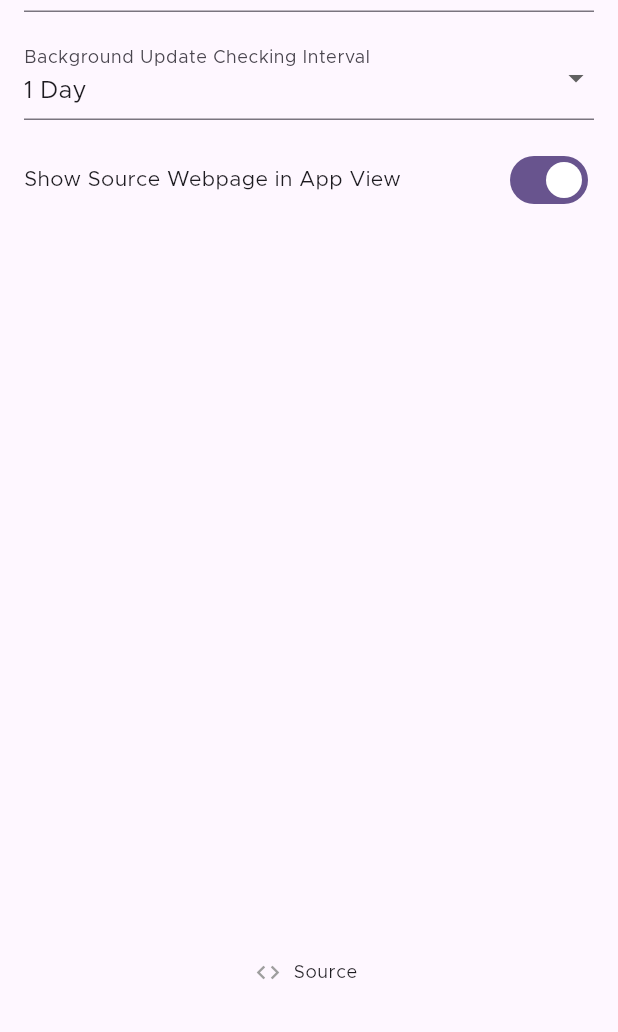
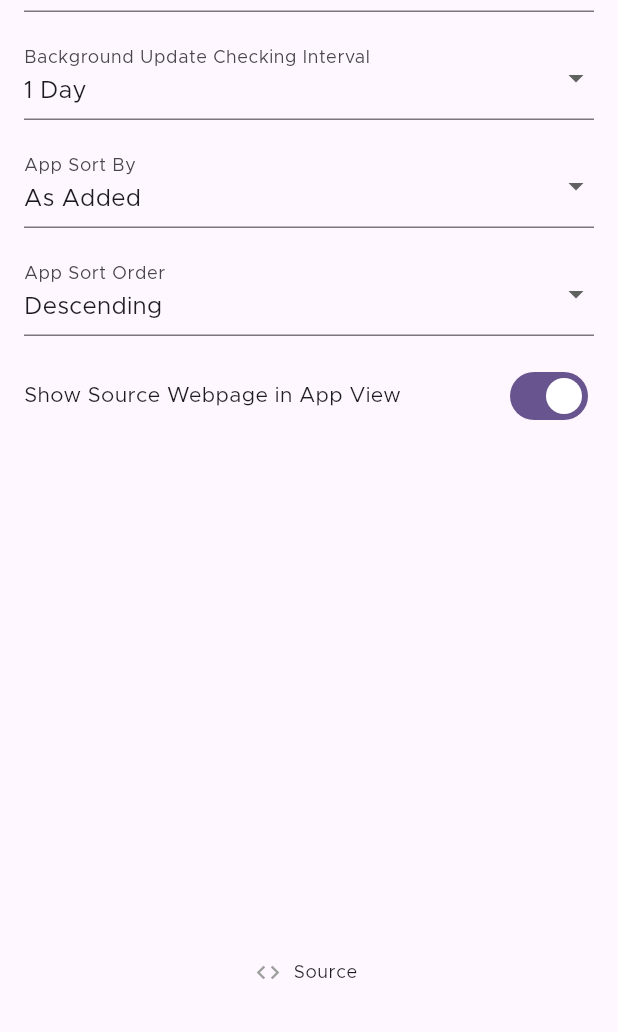
Before and after one commit to ImranR98/Obtainium, a Flutter app: the SettingsPage widget shown alone on an empty page, opened directly, on a phone screen of 412 x 824 dp, the part 204-1236 px from its top. Run offline on Flutter 3.47's test engine with Material 2 defaults, Android fonts, the phone set to English and light mode, and no system bars; drawn by our look-alikes of dynamic_color; our stand-ins replace device_info_plus, flutter_local_notifications, fluttertoast, permission_handler, shared_preferences, webview_flutter; missing offline and left inert: flutter_fgbg, install_plugin_v2, workmanager; accounts and stored records are empty; statements that could not run were skipped.

Commit message:
Added App sorting

```diff
--- a/lib/pages/settings.dart
+++ b/lib/pages/settings.dart
@@ -112,6 +112,54 @@ class _SettingsPageState extends State<SettingsPage> {
                   const SizedBox(
                     height: 16,
                   ),
+                  DropdownButtonFormField(
+                      decoration:
+                          const InputDecoration(labelText: 'App Sort By'),
+                      value: settingsProvider.sortColumn,
+                      items: const [
+                        DropdownMenuItem(
+                          value: SortColumnSettings.authorName,
+                          child: Text('Author/Name'),
+                        ),
+                        DropdownMenuItem(
+                          value: SortColumnSettings.nameAuthor,
+                          child: Text('Name/Author'),
+                        ),
+                        DropdownMenuItem(
+                          value: SortColumnSettings.added,
+                          child: Text('As Added'),
+                        )
+                      ],
+                      onChanged: (value) {
+                        if (value != null) {
+                          settingsProvider.sortColumn = value;
+                        }
+                      }),
+                  const SizedBox(
+                    height: 16,
+                  ),
+                  DropdownButtonFormField(
+                      decoration:
+                          const InputDecoration(labelText: 'App Sort Order'),
+                      value: settingsProvider.sortOrder,
+                      items: const [
+                        DropdownMenuItem(
+                          value: SortOrderSettings.ascending,
+                          child: Text('Ascending'),
+                        ),
+                        DropdownMenuItem(
+                          value: SortOrderSettings.descending,
+                          child: Text('Descending'),
+                        ),
+                      ],
+                      onChanged: (value) {
+                        if (value != null) {
+                          settingsProvider.sortOrder = value;
+                        }
+                      }),
+                  const SizedBox(
+                    height: 16,
+                  ),
                   Row(
                     mainAxisAlignment: MainAxisAlignment.spaceBetween,
                     children: [
--- a/lib/providers/settings_provider.dart
+++ b/lib/providers/settings_provider.dart
@@ -8,6 +8,10 @@ import 'package:shared_preferences/shared_preferences.dart';
 enum ThemeSettings { system, light, dark }
 
 enum ColourSettings { basic, materialYou }
+
+enum SortColumnSettings { added, nameAuthor, authorName }
+
+enum SortOrderSettings { ascending, descending }
 
 class SettingsProvider with ChangeNotifier {
   SharedPreferences? prefs;
@@ -49,6 +53,26 @@ class SettingsProvider with ChangeNotifier {
     notifyListeners();
   }
 
+  SortColumnSettings get sortColumn {
+    return SortColumnSettings
+        .values[prefs?.getInt('sortColumn') ?? SortColumnSettings.added.index];
+  }
+
+  set sortColumn(SortColumnSettings s) {
+    prefs?.setInt('sortColumn', s.index);
+    notifyListeners();
+  }
+
+  SortOrderSettings get sortOrder {
+    return SortOrderSettings.values[
+        prefs?.getInt('sortOrder') ?? SortOrderSettings.descending.index];
+  }
+
+  set sortOrder(SortOrderSettings s) {
+    prefs?.setInt('sortOrder', s.index);
+    notifyListeners();
+  }
+
   bool checkAndFlipFirstRun() {
     bool result = prefs?.getBool('firstRun') ?? true;
     if (result) {
```
Also changed, not shown: lib/pages/apps.dart (+18 -5 lines).
